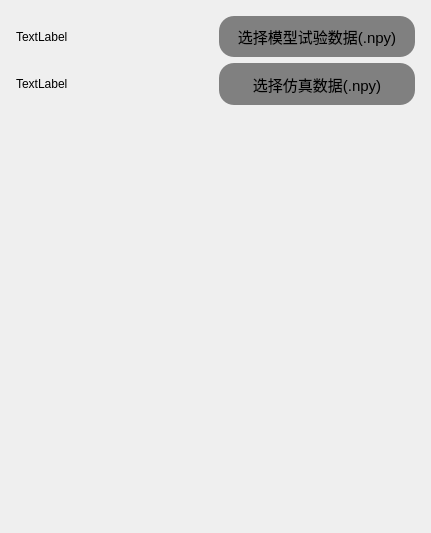
Qt form corwindow.ui (Meihongtao/GUI) before a commit.
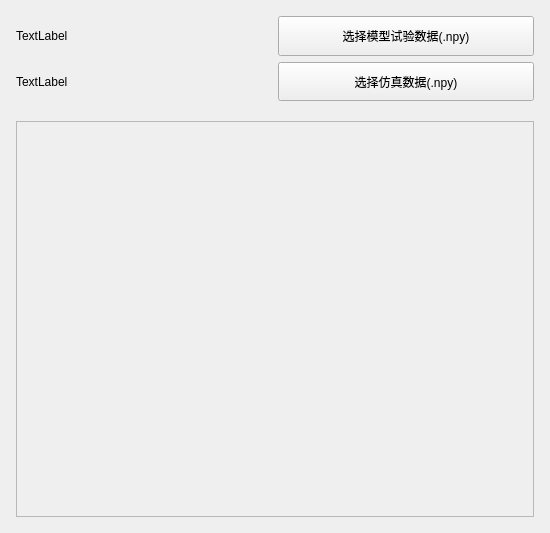
The same form after that commit.

```diff
--- a/corwindow.ui
+++ b/corwindow.ui
@@ -6,7 +6,7 @@
    <rect>
     <x>0</x>
     <y>0</y>
-    <width>431</width>
+    <width>550</width>
     <height>533</height>
    </rect>
   </property>
@@ -14,16 +14,11 @@
    <string>Form</string>
   </property>
   <property name="styleSheet">
-   <string notr="true">QPushButton{
-	border-radius:15px;
-	background-color:grey;
-	font-size:15px;
-
-}</string>
+   <string notr="true"/>
   </property>
   <layout class="QVBoxLayout" name="verticalLayout_2">
    <item>
-    <layout class="QVBoxLayout" name="verticalLayout" stretch="1,1,10">
+    <layout class="QVBoxLayout" name="verticalLayout" stretch="3,3,1,30">
      <property name="leftMargin">
       <number>5</number>
      </property>
@@ -98,6 +93,9 @@
        <property name="orientation">
         <enum>Qt::Vertical</enum>
        </property>
+       <property name="sizeType">
+        <enum>QSizePolicy::Expanding</enum>
+       </property>
        <property name="sizeHint" stdset="0">
         <size>
          <width>20</width>
@@ -106,6 +104,41 @@
        </property>
       </spacer>
      </item>
+     <item>
+      <widget class="QScrollArea" name="scrollArea">
+       <property name="widgetResizable">
+        <bool>true</bool>
+       </property>
+       <widget class="QWidget" name="contentWidget">
+        <property name="geometry">
+         <rect>
+          <x>0</x>
+          <y>0</y>
+          <width>520</width>
+          <height>393</height>
+         </rect>
+        </property>
+        <layout class="QVBoxLayout" name="verticalLayout_4">
+         <item>
+          <layout class="QVBoxLayout" name="contentLayout"/>
+         </item>
+         <item>
+          <spacer name="verticalSpacer_2">
+           <property name="orientation">
+            <enum>Qt::Vertical</enum>
+           </property>
+           <property name="sizeHint" stdset="0">
+            <size>
+             <width>20</width>
+             <height>40</height>
+            </size>
+           </property>
+          </spacer>
+         </item>
+        </layout>
+       </widget>
+      </widget>
+     </item>
     </layout>
    </item>
   </layout>
```
Left out of the diff: 9 changed lines with no effect on the pictures.
